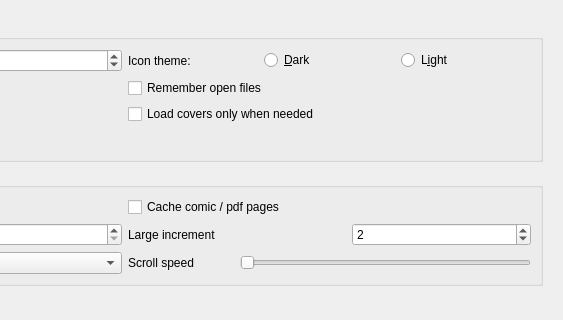
This is lector/resources/raw/settings.ui in luhuaei/lector as Qt 5 draws it before an edit; both pictures show x 576 to 1139 and y 0 to 320 of the 1139 by 612 pixel window. The edited form follows.
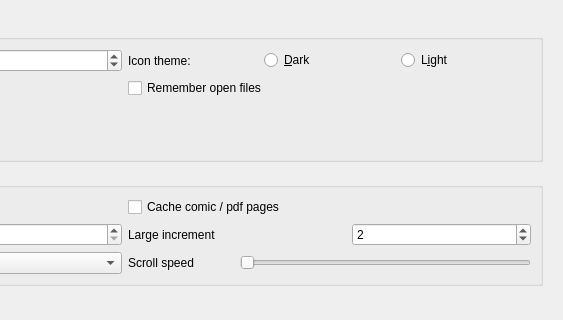
This is the edited form. The open tabs and pages were chosen to show the change. Custom widgets are drawn as their Qt base class.

Commit message: remove load cover logic

What changed in the file:
```diff
--- a/lector/resources/raw/settings.ui
+++ b/lector/resources/raw/settings.ui
@@ -161,16 +161,6 @@
                     </property>
                    </widget>
                   </item>
-                  <item>
-                   <widget class="QCheckBox" name="performCulling">
-                    <property name="toolTip">
-                     <string>Enabling reduces startup time and memory usage</string>
-                    </property>
-                    <property name="text">
-                     <string>Load covers only when needed</string>
-                    </property>
-                   </widget>
-                  </item>
                  </layout>
                 </item>
                 <item>
```
The commit also changes 7 other files.
